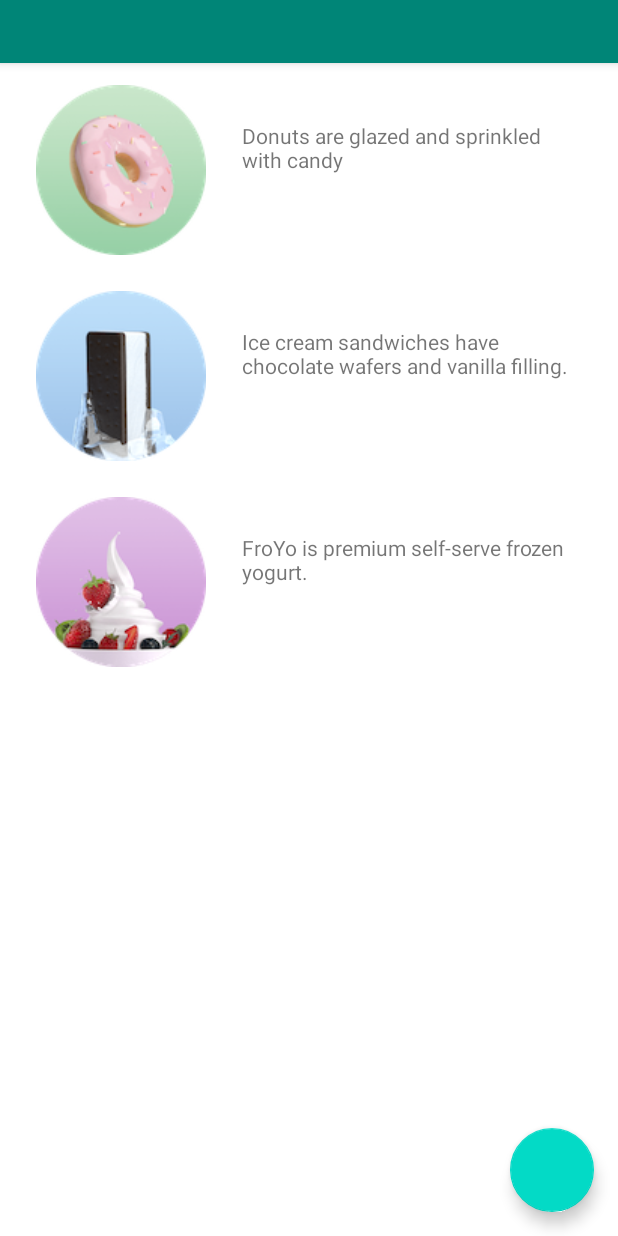
After one commit to Shamsunnaharafifa/AndroidDroidCafeApp, an Android app: the layout activity_main.xml on its own in the app's theme, with its tools: preview values and no code run, on a phone screen of 412 x 824 dp. The commit adds this screen. Run offline under Robolectric (Android 15) with nearby library versions, the phone set to English and light mode, and no system bars.

Commit message:
Add main layout

```diff
--- /dev/null
+++ b/AndroidDroidCafeApp/app/src/main/res/layout/activity_main.xml
@@ -0,0 +1,35 @@
+<?xml version="1.0" encoding="utf-8"?>
+<androidx.coordinatorlayout.widget.CoordinatorLayout
+    xmlns:android="http://schemas.android.com/apk/res/android"
+    xmlns:app="http://schemas.android.com/apk/res-auto"
+    xmlns:tools="http://schemas.android.com/tools"
+    android:layout_width="match_parent"
+    android:layout_height="match_parent"
+    tools:context=".MainActivity">
+
+    <com.google.android.material.appbar.AppBarLayout
+        android:layout_width="match_parent"
+        android:layout_height="42dp"
+        >
+
+        <com.google.android.material.appbar.MaterialToolbar
+            android:id="@+id/toolbar"
+            android:layout_width="match_parent"
+            android:layout_height="?attr/actionBarSize"
+            android:background="?attr/colorPrimary"
+            />
+
+    </com.google.android.material.appbar.AppBarLayout>
+
+    <include
+        layout="@layout/content_main"
+        />
+    <com.google.android.material.floatingactionbutton.FloatingActionButton
+        android:id="@+id/fab_button"
+        android:layout_width="wrap_content"
+        android:layout_height="wrap_content"
+        android:layout_gravity="bottom|end"
+        android:layout_margin="16dp"
+        />
+
+</androidx.coordinatorlayout.widget.CoordinatorLayout>
--- a/AndroidDroidCafeApp/app/src/main/res/layout/content_main.xml
+++ b/AndroidDroidCafeApp/app/src/main/res/layout/content_main.xml
@@ -1,6 +1,98 @@
 <?xml version="1.0" encoding="utf-8"?>
-<LinearLayout xmlns:android="http://schemas.android.com/apk/res/android"
-    android:orientation="vertical" android:layout_width="match_parent"
-    android:layout_height="match_parent">
+<androidx.constraintlayout.widget.ConstraintLayout xmlns:android="http://schemas.android.com/apk/res/android"
+    android:layout_width="match_parent"
+    android:layout_height="match_parent"
+    xmlns:app="http://schemas.android.com/apk/res-auto">
 
-</LinearLayout>
+    <TextView
+        android:id="@+id/text_intro"
+        android:layout_width="0dp"
+        android:layout_height="wrap_content"
+        android:text="@string/text_intro"
+        android:textSize="24sp"
+        android:textStyle="bold"
+        android:gravity="center"
+        app:layout_constraintLeft_toLeftOf="parent"
+        app:layout_constraintRight_toRightOf="parent"
+        app:layout_constraintTop_toTopOf="parent"
+        app:layout_constraintBottom_toTopOf="@+id/donut"
+        />
+
+    <ImageView
+        android:id="@+id/donut"
+        android:layout_width="wrap_content"
+        android:layout_height="wrap_content"
+        android:layout_marginStart="24dp"
+        android:layout_marginTop="24dp"
+        android:contentDescription="@string/donut_content_description"
+        android:src="@drawable/donut_circle"
+        app:layout_constraintStart_toStartOf="parent"
+        app:layout_constraintTop_toBottomOf="@+id/text_intro"
+        android:onClick="showDonutOrder"
+        />
+
+    <ImageView
+        android:id="@+id/ice_cream"
+        android:layout_width="wrap_content"
+        android:layout_height="wrap_content"
+        android:layout_marginStart="24dp"
+        android:layout_marginTop="24dp"
+        android:contentDescription="@string/ice_cream_content_description"
+        app:layout_constraintStart_toStartOf="parent"
+        app:layout_constraintTop_toBottomOf="@+id/donut"
+        android:src="@drawable/icecream_circle"
+        android:onClick="showIceCreamOrder"
+        />
+
+    <ImageView
+        android:id="@+id/froyo"
+        android:layout_width="wrap_content"
+        android:layout_height="wrap_content"
+        android:layout_marginStart="24dp"
+        android:layout_marginTop="24dp"
+        android:contentDescription="@string/froyo_content_description"
+        app:layout_constraintStart_toStartOf="parent"
+        app:layout_constraintTop_toBottomOf="@+id/ice_cream"
+        android:src="@drawable/froyo_circle"
+        android:onClick="showFroyoOrder"
+        />
+
+    <TextView
+        android:id="@+id/donut_text_view"
+        android:layout_width="0dp"
+        android:layout_height="wrap_content"
+        android:layout_marginStart="24dp"
+        android:layout_marginTop="24dp"
+        android:layout_marginEnd="24dp"
+        android:text="@string/donut_content_description"
+        app:layout_constraintEnd_toEndOf="parent"
+        app:layout_constraintHorizontal_bias="0.502"
+        app:layout_constraintStart_toEndOf="@+id/donut"
+        app:layout_constraintTop_toTopOf="@+id/donut" />
+
+    <TextView
+        android:id="@+id/ice_cream_text_view"
+        android:layout_width="0dp"
+        android:layout_height="wrap_content"
+        android:layout_marginStart="24dp"
+        android:layout_marginTop="24dp"
+        android:layout_marginEnd="24dp"
+        android:text="@string/ice_cream_content_description"
+        app:layout_constraintEnd_toEndOf="parent"
+        app:layout_constraintHorizontal_bias="0.502"
+        app:layout_constraintStart_toEndOf="@+id/ice_cream"
+        app:layout_constraintTop_toTopOf="@+id/ice_cream" />
+
+    <TextView
+        android:id="@+id/froyo_text_view"
+        android:layout_width="0dp"
+        android:layout_height="wrap_content"
+        android:layout_marginStart="24dp"
+        android:layout_marginTop="24dp"
+        android:layout_marginEnd="24dp"
+        android:text="@string/froyo_content_description"
+        app:layout_constraintEnd_toEndOf="parent"
+        app:layout_constraintStart_toEndOf="@+id/froyo"
+        app:layout_constraintTop_toTopOf="@+id/froyo" />
+
+</androidx.constraintlayout.widget.ConstraintLayout>
--- /dev/null
+++ b/AndroidDroidCafeApp/app/src/main/res/mipmap-anydpi-v26/ic_launcher.xml
@@ -0,0 +1,5 @@
+<?xml version="1.0" encoding="utf-8"?>
+<adaptive-icon xmlns:android="http://schemas.android.com/apk/res/android">
+    <background android:drawable="@drawable/ic_launcher_background" />
+    <foreground android:drawable="@drawable/ic_launcher_foreground" />
+</adaptive-icon>
--- /dev/null
+++ b/AndroidDroidCafeApp/app/src/main/res/mipmap-anydpi-v26/ic_launcher_round.xml
@@ -0,0 +1,5 @@
+<?xml version="1.0" encoding="utf-8"?>
+<adaptive-icon xmlns:android="http://schemas.android.com/apk/res/android">
+    <background android:drawable="@drawable/ic_launcher_background" />
+    <foreground android:drawable="@drawable/ic_launcher_foreground" />
+</adaptive-icon>
--- /dev/null
+++ b/AndroidDroidCafeApp/app/src/main/res/values/colors.xml
@@ -0,0 +1,6 @@
+<?xml version="1.0" encoding="utf-8"?>
+<resources>
+    <color name="colorPrimary">#008577</color>
+    <color name="colorPrimaryDark">#00574B</color>
+    <color name="colorAccent">#D81B60</color>
+</resources>
--- /dev/null
+++ b/AndroidDroidCafeApp/app/src/main/res/values/strings.xml
@@ -0,0 +1,12 @@
+<resources>
+    <string name="app_name">AndroidDroidCafeApp</string>
+    <string name="text_intro">Droid Desert</string>
+    <string name="donut_content_description">Donuts are glazed and sprinkled with candy</string>
+    <string name="ice_cream_content_description">Ice cream sandwiches have chocolate wafers and vanilla filling.</string>
+    <string name="froyo_content_description">FroYo is premium self-serve frozen yogurt.</string>
+    <string name="donut_order_message">You ordered a donut.</string>
+    <string name="ice_order_message">You ordered an ice cream sandwich.</string>
+    <string name="froyo_order_message">You ordered a FroYo.</string>
+    <string name="order_label_text">Order:</string>
+
+</resources>
--- /dev/null
+++ b/AndroidDroidCafeApp/app/src/main/res/values/styles.xml
@@ -0,0 +1,14 @@
+<resources>
+
+    <!-- Base application theme. -->
+    <style name="AppTheme" parent="Theme.MaterialComponents.Light.NoActionBar">
+        <!-- Customize your theme here. -->
+        <item name="colorPrimary">@color/colorPrimary</item>
+        <item name="colorPrimaryDark">@color/colorPrimaryDark</item>
+        <item name="colorAccent">@color/colorAccent</item>
+
+        <item name="windowActionBar">false</item>
+        <item name="windowNoTitle">true</item>
+    </style>
+
+</resources>
```
Also changed, not shown: AndroidDroidCafeApp/app/src/main/res/mipmap-hdpi/ic_launcher.png (added), AndroidDroidCafeApp/app/src/main/res/mipmap-hdpi/ic_launcher_round.png (added), AndroidDroidCafeApp/app/src/main/res/mipmap-mdpi/ic_launcher.png (added), AndroidDroidCafeApp/app/src/main/res/mipmap-mdpi/ic_launcher_round.png (added), AndroidDroidCafeApp/app/src/main/res/mipmap-xhdpi/ic_launcher.png (added), AndroidDroidCafeApp/app/src/main/res/mipmap-xhdpi/ic_launcher_round.png (added), AndroidDroidCafeApp/app/src/main/res/mipmap-xxhdpi/ic_launcher.png (added), AndroidDroidCafeApp/app/src/main/res/mipmap-xxhdpi/ic_launcher_round.png (added), AndroidDroidCafeApp/app/src/main/res/mipmap-xxxhdpi/ic_launcher.png (added), AndroidDroidCafeApp/app/src/main/res/mipmap-xxxhdpi/ic_launcher_round.png (added).
